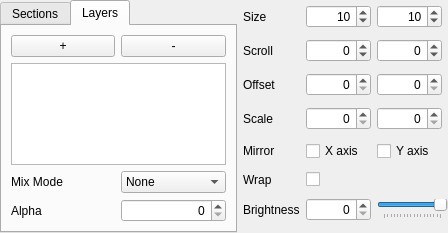
The window that src/widget/sectioncontrolwidget.ui (8bitbuddhist/PixelMaestro-Studio) describes before a commit, drawn with Qt 5.
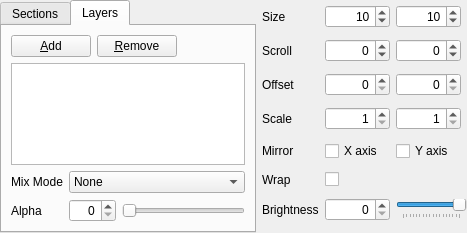
The same window after the commit. The open tabs and pages were chosen to show the change.

```diff
--- a/src/widget/sectioncontrolwidget.ui
+++ b/src/widget/sectioncontrolwidget.ui
@@ -6,7 +6,7 @@
    <rect>
     <x>0</x>
     <y>0</y>
-    <width>448</width>
+    <width>467</width>
     <height>233</height>
    </rect>
   </property>
@@ -243,6 +243,15 @@
        <property name="alignment">
         <set>Qt::AlignRight|Qt::AlignTrailing|Qt::AlignVCenter</set>
        </property>
+       <property name="keyboardTracking">
+        <bool>false</bool>
+       </property>
+       <property name="minimum">
+        <number>1</number>
+       </property>
+       <property name="maximum">
+        <number>255</number>
+       </property>
       </widget>
      </item>
      <item row="3" column="2">
@@ -250,6 +259,15 @@
        <property name="alignment">
         <set>Qt::AlignRight|Qt::AlignTrailing|Qt::AlignVCenter</set>
        </property>
+       <property name="keyboardTracking">
+        <bool>false</bool>
+       </property>
+       <property name="minimum">
+        <number>1</number>
+       </property>
+       <property name="maximum">
+        <number>255</number>
+       </property>
       </widget>
      </item>
     </layout>
@@ -278,14 +296,23 @@
        <string>Layers</string>
       </attribute>
       <layout class="QGridLayout" name="gridLayout_2">
+       <item row="2" column="0" colspan="2">
+        <widget class="QListWidget" name="layerListWidget">
+         <property name="defaultDropAction">
+          <enum>Qt::IgnoreAction</enum>
+         </property>
+        </widget>
+       </item>
        <item row="4" column="0">
-        <widget class="QLabel" name="alphaLabel">
+        <widget class="QLabel" name="mixModeLabel">
          <property name="text">
-          <string>Alpha</string>
+          <string>Mix Mode</string>
          </property>
         </widget>
        </item>
-       <item row="4" column="1">
+       <item row="6" column="1">
+        <layout class="QHBoxLayout" name="alphaLayout">
+         <item>
         <widget class="QSpinBox" name="alphaSpinBox">
          <property name="toolTip">
           <string>The Layer's transparency level</string>
@@ -301,7 +328,19 @@
          </property>
         </widget>
        </item>
-       <item row="3" column="1">
+         <item>
+          <widget class="QSlider" name="alphaSlider">
+           <property name="maximum">
+            <number>255</number>
+           </property>
+           <property name="orientation">
+            <enum>Qt::Horizontal</enum>
+           </property>
+          </widget>
+         </item>
+        </layout>
+       </item>
+       <item row="4" column="1">
         <widget class="QComboBox" name="mixModeComboBox">
          <property name="toolTip">
           <string>How the Layer is rendered onto the previous Layer</string>
@@ -328,37 +367,47 @@
          </item>
         </widget>
        </item>
-       <item row="3" column="0">
-        <widget class="QLabel" name="mixModeLabel">
-         <property name="text">
-          <string>Mix Mode</string>
-         </property>
-        </widget>
-       </item>
        <item row="1" column="0" colspan="2">
-        <widget class="QListWidget" name="layerListWidget">
-         <property name="defaultDropAction">
-          <enum>Qt::IgnoreAction</enum>
-         </property>
-        </widget>
-       </item>
-       <item row="0" column="0">
+        <layout class="QHBoxLayout" name="layerControlsHorizontalLayout">
+         <item>
         <widget class="QPushButton" name="addLayerButton">
          <property name="toolTip">
           <string>Add a Layer</string>
          </property>
          <property name="text">
-          <string>+</string>
+            <string>&amp;Add</string>
          </property>
         </widget>
        </item>
-       <item row="0" column="1">
+         <item>
         <widget class="QPushButton" name="removeLayerButton">
          <property name="toolTip">
           <string>Remove the last Layer</string>
          </property>
          <property name="text">
-          <string>-</string>
+            <string>&amp;Remove</string>
+           </property>
+          </widget>
+         </item>
+         <item>
+          <spacer name="horizontalSpacer">
+           <property name="orientation">
+            <enum>Qt::Horizontal</enum>
+           </property>
+           <property name="sizeHint" stdset="0">
+            <size>
+             <width>40</width>
+             <height>20</height>
+            </size>
+           </property>
+          </spacer>
+         </item>
+        </layout>
+       </item>
+       <item row="6" column="0">
+        <widget class="QLabel" name="alphaLabel">
+         <property name="text">
+          <string>Alpha</string>
          </property>
         </widget>
        </item>
```
Left out of the diff: 5 changed lines with no effect on the pictures. Lines whose indentation alone changed are shown as unchanged.
